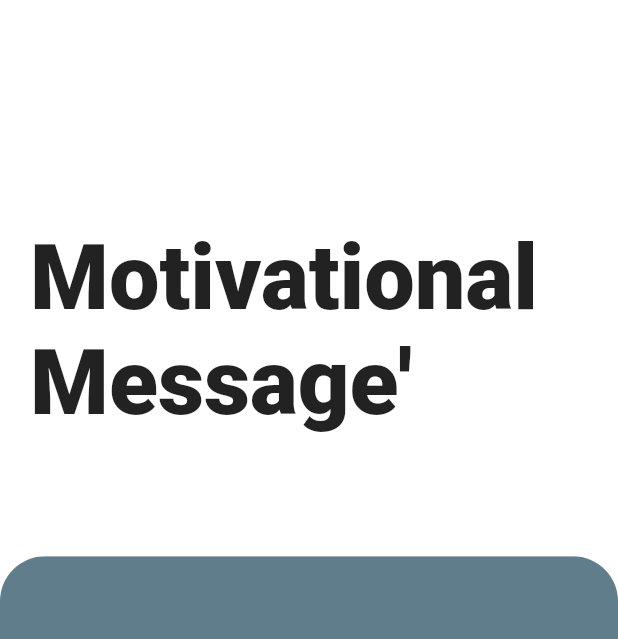
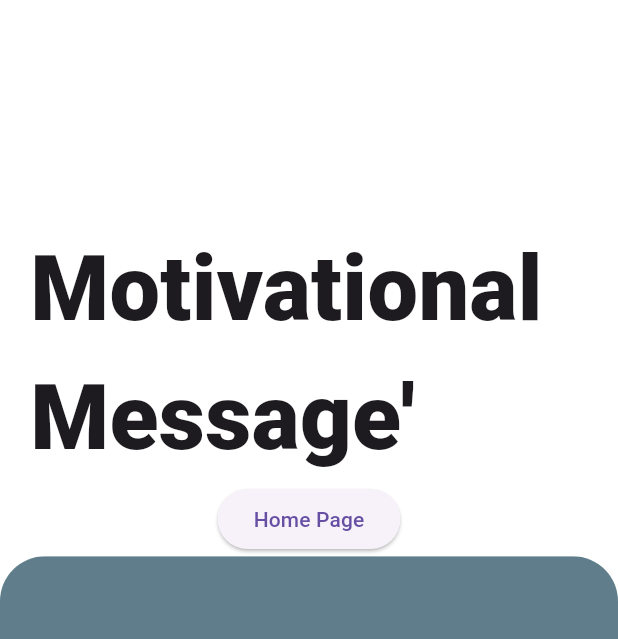
Before and after one commit to maxhayes17/Muve, a Flutter app: the screen it shows after launch, on a phone screen of 412 x 824 dp. Shown: the top 639 px of the screen. Run offline on Flutter 3.47's test engine with Material 2 defaults, Android fonts, the phone set to English and light mode, and no system bars; our stand-ins replace go_router.

Commit message:
basic route navigation

```diff
--- a/muve_application/lib/main.dart
+++ b/muve_application/lib/main.dart
@@ -1,7 +1,5 @@
 import 'package:flutter/material.dart';
-
-// Import pages
-import 'views/login.dart';
+import 'package:muve_application/routes.dart';
 
 void main() {
   runApp(const MyApp());
@@ -10,12 +8,12 @@ void main() {
 class MyApp extends StatelessWidget {
   const MyApp({super.key});
 
-  // root
   @override
   Widget build(BuildContext context) {
-    return const MaterialApp(
-      debugShowCheckedModeBanner: false,
-      home: Login(),
-    );
+    return MaterialApp.router(
+        debugShowCheckedModeBanner: false,
+        title: 'Muve',
+        theme: ThemeData(useMaterial3: true),
+        routerConfig: generateRouter());
   }
 }
--- /dev/null
+++ b/muve_application/lib/routes.dart
@@ -0,0 +1,42 @@
+import 'package:flutter/material.dart';
+import 'package:go_router/go_router.dart';
+import 'package:muve_application/views/AppScaffold.dart';
+import 'package:muve_application/views/CreatePage.dart';
+import 'package:muve_application/views/ExplorePage.dart';
+import 'package:muve_application/views/HomePage.dart';
+import 'package:muve_application/views/LibraryPage.dart';
+import 'package:muve_application/views/SharePage.dart';
+import 'package:muve_application/views/LoginPage.dart';
+
+const loginPath = '/';
+const homePath = '/home';
+const explorePath = '/explore';
+const createPath = '/create';
+const sharePath = '/share';
+const libraryPath = '/library';
+
+GoRouter generateRouter() {
+  return GoRouter(initialLocation: '/', routes: [
+    GoRoute(
+      path: '/',
+      builder: (context, state) => const LoginPage(),
+    ),
+    ShellRoute(
+        builder: (BuildContext context, GoRouterState state, Widget child) {
+          return AppScaffold(body: child);
+        },
+        routes: <RouteBase>[
+          GoRoute(path: '/home', builder: (context, state) => const HomePage()),
+          GoRoute(
+              path: '/explore',
+              builder: (context, state) => const ExplorePage()),
+          GoRoute(
+              path: '/create', builder: (context, state) => const CreatePage()),
+          GoRoute(
+              path: '/share', builder: (context, state) => const SharePage()),
+          GoRoute(
+              path: '/library',
+              builder: (context, state) => const LibraryPage()),
+        ])
+  ]);
+}
--- /dev/null
+++ b/muve_application/lib/views/LoginPage.dart
@@ -0,0 +1,49 @@
+// import 'dart:math';
+
+import 'package:flutter/material.dart';
+import 'package:go_router/go_router.dart';
+import 'package:muve_application/routes.dart' as routes;
+
+class LoginPage extends StatelessWidget {
+  const LoginPage({super.key});
+
+  @override
+  Widget build(BuildContext context) {
+    return Scaffold(
+        backgroundColor: Colors.white,
+        body: Column(
+          children: [
+            const SizedBox(
+              height: 150,
+            ),
+            const Padding(
+              padding: EdgeInsets.symmetric(horizontal: 20),
+              child: Text(
+                "Motivational Message'",
+                style: TextStyle(
+                  fontSize: 60,
+                  fontWeight: FontWeight.w800,
+                ),
+              ),
+            ),
+            ElevatedButton(
+              onPressed: () => context.go(routes.homePath),
+              child: const Text('Home Page'),
+            ),
+            Expanded(
+                child: Align(
+                    alignment: FractionalOffset.bottomCenter,
+                    child: ClipRRect(
+                      borderRadius: const BorderRadius.only(
+                          topLeft: Radius.circular(30),
+                          topRight: Radius.circular(30)),
+                      child: Container(
+                        height: MediaQuery.of(context).size.height * (0.55),
+                        width: MediaQuery.of(context).size.width,
+                        color: Colors.blueGrey,
+                      ),
+                    ))),
+          ],
+        ));
+  }
+}
--- a/muve_application/lib/views/login.dart
+++ /dev/null
@@ -1,48 +0,0 @@
-import 'dart:math';
-
-import 'package:flutter/material.dart';
-
-class Login extends StatelessWidget {
-  const Login({super.key});
-
-  @override
-  Widget build(BuildContext context) {
-    return Scaffold(
-      backgroundColor: Colors.white,
-      body: Column(
-            children: [
-              SizedBox(height: 150,),
-              Padding(
-                padding: EdgeInsets.symmetric(horizontal: 20),
-                child: Text("Motivational Message'",
-                  style: const TextStyle(
-                  fontSize: 60,
-                  fontWeight: FontWeight.w800,
-                  ),
-                ),
-              ),
-              Expanded(child: Align(
-                alignment: FractionalOffset.bottomCenter,
-                child:
-                ClipRRect(
-                  child: Container(
-                    height: MediaQuery.of(context).size.height * (0.55),
-                    width: MediaQuery.of(context).size.width,
-                    color: Colors.blueGrey,
-                  ),
-                  borderRadius: BorderRadius.only(
-                    topLeft: Radius.circular(30),
-                    topRight: Radius.circular(30)
-                  ),
-                )
-                )
-              )
-            ],
-          )
-        );
-  }
-
-
-
-
-}
--- a/muve_application/pubspec.yaml
+++ b/muve_application/pubspec.yaml
@@ -35,6 +35,7 @@ dependencies:
   # The following adds the Cupertino Icons font to your application.
   # Use with the CupertinoIcons class for iOS style icons.
   cupertino_icons: ^1.0.2
+  go_router: ^12.0.1
 
 dev_dependencies:
   flutter_test:
```
Also changed, not shown: muve_application/lib/views/AppScaffold.dart (added, +77 -0 lines), muve_application/lib/views/CreatePage.dart (added, +13 -0 lines), muve_application/lib/views/ExplorePage.dart (added, +13 -0 lines), muve_application/lib/views/HomePage.dart (added, +14 -0 lines), muve_application/lib/views/LibraryPage.dart (added, +14 -0 lines), muve_application/lib/views/SharePage.dart (added, +14 -0 lines), muve_application/lib/views/explore.dart (deleted), muve_application/lib/views/home.dart (deleted), muve_application/lib/views/library.dart (deleted), 1 other file.
